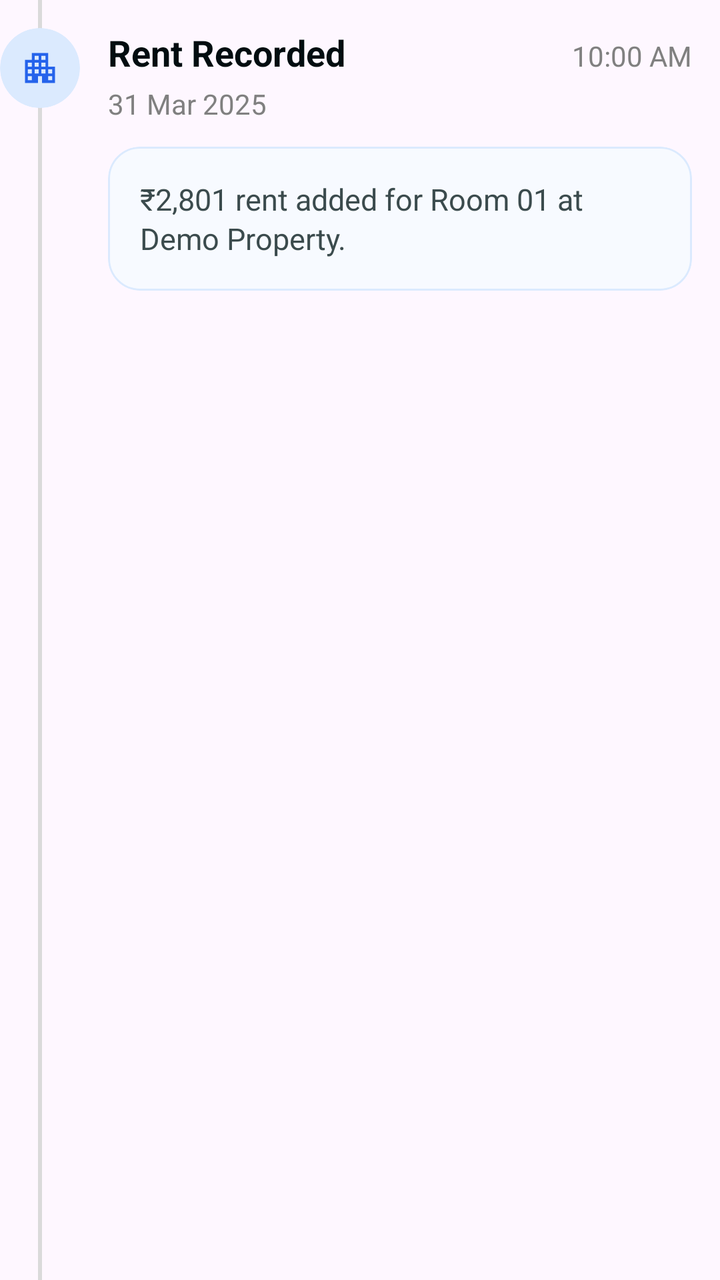
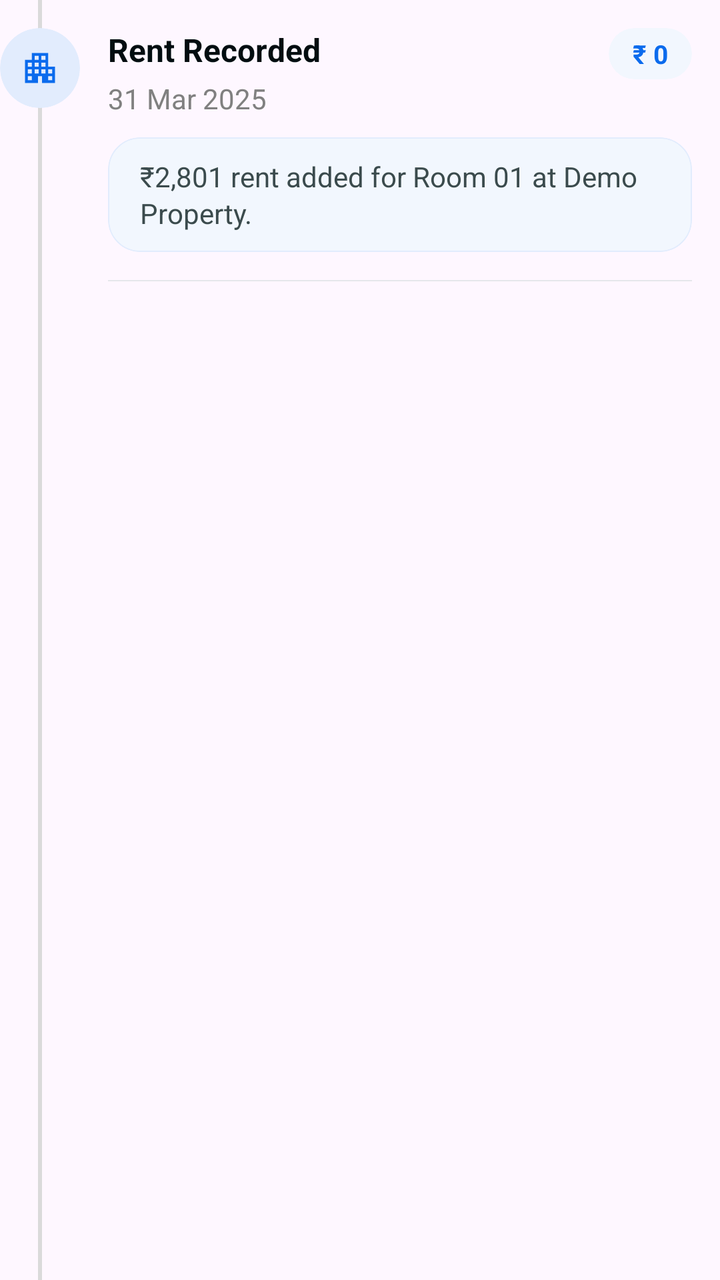

Compare the two renders of this Android layout. The source of the first and the diff that turns it into the second are given below.
<!-- AndroidManifest.xml: application theme Theme.RentBookRentPropertyManager -->
<!-- res/layout/single_activity_log_layout.xml -->
<?xml version="1.0" encoding="utf-8"?>
<LinearLayout
    xmlns:android="http://schemas.android.com/apk/res/android"
    xmlns:app="http://schemas.android.com/apk/res-auto"
    android:layout_width="match_parent"
    android:layout_height="wrap_content"
    android:baselineAligned="false"
    android:orientation="horizontal">

    
    <FrameLayout
        android:layout_width="wrap_content"
        android:layout_height="match_parent">

        
        <View
            android:layout_width="2dp"
            android:layout_height="match_parent"
            android:layout_gravity="center"
            android:background="#DADADA"/>

        
        <com.google.android.material.card.MaterialCardView
            android:id="@+id/mcvEntityIconBG"
            android:layout_width="40dp"
            android:layout_height="40dp"
            android:layout_gravity="top|center_horizontal"
            android:layout_marginTop="14dp"
            app:cardCornerRadius="22dp"
            app:cardElevation="0dp"
            app:strokeWidth="0dp"
            app:cardBackgroundColor="@color/entity_rent_bg_border">

            <ImageView
                android:id="@+id/imgEntityIcon"
                android:layout_width="match_parent"
                android:layout_height="match_parent"
                android:contentDescription="@string/text_image_desc"
                android:padding="10dp"
                android:src="@drawable/ic_properties"
                app:tint="@color/entity_rent_icon"
                android:scaleType="centerInside"/>
        </com.google.android.material.card.MaterialCardView>

    </FrameLayout>


    
    <LinearLayout
        android:layout_width="0dp"
        android:layout_height="wrap_content"
        android:layout_weight="1"
        android:orientation="vertical"
        android:layout_margin="14dp">

        
        <LinearLayout
            android:layout_width="match_parent"
            android:layout_height="wrap_content"
            android:orientation="horizontal">

            <TextView
                android:id="@+id/tvActivityLogTitle"
                android:layout_width="0dp"
                android:layout_height="wrap_content"
                android:layout_weight="1"
                android:text="@string/text_activity_log_title"
                android:textStyle="bold"
                android:textSize="18sp"
                android:textColor="@color/text_heading"/>

            <TextView
                android:id="@+id/tvActivityLogTime"
                android:layout_width="wrap_content"
                android:layout_height="wrap_content"
                android:text="@string/text_value_time"
                android:textSize="14sp"
                android:textColor="@color/text_subheading"/>
        </LinearLayout>

        
        <TextView
            android:id="@+id/tvActivityLogDate"
            android:layout_width="wrap_content"
            android:layout_height="wrap_content"
            android:text="@string/text_value_date"
            android:textSize="14sp"
            android:textColor="@color/text_subheading"
            android:layout_marginTop="4dp"/>

        
        <com.google.android.material.card.MaterialCardView
            android:id="@+id/mcvEntityDesc"
            android:layout_width="match_parent"
            android:layout_height="wrap_content"
            android:layout_marginTop="12dp"
            app:cardCornerRadius="16dp"
            app:cardElevation="0dp"
            app:strokeWidth="1dp"
            app:strokeColor="@color/entity_rent_bg_border"
            app:cardBackgroundColor="@color/entity_rent_bg">

            <TextView
                android:id="@+id/tvActivityLogDesc"
                android:layout_width="match_parent"
                android:layout_height="wrap_content"
                android:padding="16dp"
                android:text="@string/text_activity_log_desc"
                android:textSize="15sp"
                android:textColor="@color/text_muted"
                android:lineSpacingExtra="2dp"/>

        </com.google.android.material.card.MaterialCardView>

    </LinearLayout>

</LinearLayout>
<!-- resources referenced by this layout -->
<resources>
  <color name="entity_rent_bg">#f7faff</color>
  <color name="entity_rent_bg_border">#dbeafe</color>
  <color name="entity_rent_icon">#2563eb</color>
  <color name="text_heading">#020d10</color>
  <color name="text_muted">#3b4b4d</color>
  <color name="text_subheading">#808080</color>
  <!-- drawable ic_properties (drawable) -->
  <vector xmlns:android="http://schemas.android.com/apk/res/android"
      android:width="40dp"
      android:height="40dp"
      android:viewportWidth="960"
      android:viewportHeight="960">
    <path
        android:pathData="M120,840v-556.67h163.33L283.33,120h393.34v326.67L840,446.67L840,840L528.67,840v-163.33h-97.34L431.33,840L120,840ZM186.67,773.33h96.66v-96.66h-96.66v96.66ZM186.67,610h96.66v-96.67h-96.66L186.67,610ZM186.67,446.67h96.66L283.33,350h-96.66v96.67ZM350,610h96.67v-96.67L350,513.33L350,610ZM350,446.67h96.67L446.67,350L350,350v96.67ZM350,283.33h96.67v-96.66L350,186.67v96.66ZM513.33,610L610,610v-96.67h-96.67L513.33,610ZM513.33,446.67L610,446.67L610,350h-96.67v96.67ZM513.33,283.33L610,283.33v-96.66h-96.67v96.66ZM676.67,773.33h96.66v-96.66h-96.66v96.66ZM676.67,610h96.66v-96.67h-96.66L676.67,610Z"
        android:fillColor="#000000"/>
  </vector>
  <string name="text_activity_log_desc">₹2,801 rent added for Room 01 at Demo Property.</string>
  <string name="text_activity_log_title">Rent Recorded</string>
  <string name="text_image_desc">TODO</string>
  <string name="text_value_date">31 Mar 2025</string>
  <string name="text_value_time">10:00 AM</string>
  <style name="Theme.RentBookRentPropertyManager" parent="Theme.Material3.DayNight.NoActionBar">
          
          
          <item name="colorSecondaryContainer">#C4E4E2</item>
  
      </style>
</resources>

<!-- the commit's change to res/layout/single_activity_log_layout.xml (unified diff, before → after) -->
@@ -17,7 +17,7 @@
             android:layout_width="2dp"
             android:layout_height="match_parent"
             android:layout_gravity="center"
-            android:background="#DADADA"/>
+            android:background="@color/log_activity_timeline"/>
 
         
         <com.google.android.material.card.MaterialCardView
@@ -51,7 +51,8 @@
         android:layout_height="wrap_content"
         android:layout_weight="1"
         android:orientation="vertical"
-        android:layout_margin="14dp">
+        android:layout_marginHorizontal="14dp"
+        android:layout_marginTop="14dp">
 
         
         <LinearLayout
@@ -59,44 +60,66 @@
             android:layout_height="wrap_content"
             android:orientation="horizontal">
 
-            <TextView
-                android:id="@+id/tvActivityLogTitle"
+            <LinearLayout
                 android:layout_width="0dp"
                 android:layout_height="wrap_content"
-                android:layout_weight="1"
-                android:text="@string/text_activity_log_title"
-                android:textStyle="bold"
-                android:textSize="18sp"
-                android:textColor="@color/text_heading"/>
+                android:orientation="vertical"
+                android:layout_weight="1">
 
-            <TextView
-                android:id="@+id/tvActivityLogTime"
+                <TextView
+                    android:id="@+id/tvActivityLogTitle"
+                    android:layout_width="wrap_content"
+                    android:layout_height="wrap_content"
+                    android:text="@string/text_activity_log_title"
+                    android:textStyle="bold"
+                    android:textSize="16sp"
+                    android:textColor="@color/text_heading"/>
+
+                
+                <TextView
+                    android:id="@+id/tvActivityLogDateTime"
+                    android:layout_width="wrap_content"
+                    android:layout_height="wrap_content"
+                    android:text="@string/text_value_date"
+                    android:textSize="14sp"
+                    android:textColor="@color/text_subheading"
+                    android:layout_marginTop="4dp"/>
+
+            </LinearLayout>
+
+
+            
+            <com.google.android.material.card.MaterialCardView
+                android:id="@+id/mcvLogPrimaryValueBG"
                 android:layout_width="wrap_content"
                 android:layout_height="wrap_content"
-                android:text="@string/text_value_time"
-                android:textSize="14sp"
-                android:textColor="@color/text_subheading"/>
+                app:cardCornerRadius="20dp"
+                app:cardElevation="0dp"
+                app:cardBackgroundColor="@color/entity_rent_bg"
+                app:strokeWidth="0dp">
+
+                <TextView
+                    android:id="@+id/tvLogPrimaryValue"
+                    android:layout_width="wrap_content"
+                    android:layout_height="wrap_content"
+                    android:text="@string/text_value_amount"
+                    android:textSize="13sp"
+                    android:textColor="@color/entity_rent_icon"
+                    android:textStyle="bold"
+                    android:paddingHorizontal="12dp"
+                    android:paddingVertical="4dp"/>
+            </com.google.android.material.card.MaterialCardView>
         </LinearLayout>
-
-        
-        <TextView
-            android:id="@+id/tvActivityLogDate"
-            android:layout_width="wrap_content"
-            android:layout_height="wrap_content"
-            android:text="@string/text_value_date"
-            android:textSize="14sp"
-            android:textColor="@color/text_subheading"
-            android:layout_marginTop="4dp"/>
 
         
         <com.google.android.material.card.MaterialCardView
             android:id="@+id/mcvEntityDesc"
             android:layout_width="match_parent"
             android:layout_height="wrap_content"
-            android:layout_marginTop="12dp"
+            android:layout_marginTop="10dp"
             app:cardCornerRadius="16dp"
             app:cardElevation="0dp"
-            app:strokeWidth="1dp"
+            app:strokeWidth="0.6dp"
             app:strokeColor="@color/entity_rent_bg_border"
             app:cardBackgroundColor="@color/entity_rent_bg">
 
@@ -104,14 +127,21 @@
                 android:id="@+id/tvActivityLogDesc"
                 android:layout_width="match_parent"
                 android:layout_height="wrap_content"
-                android:padding="16dp"
+                android:paddingHorizontal="16dp"
+                android:paddingVertical="10dp"
                 android:text="@string/text_activity_log_desc"
-                android:textSize="15sp"
+                android:textSize="14sp"
                 android:textColor="@color/text_muted"
                 android:lineSpacingExtra="2dp"/>
 
         </com.google.android.material.card.MaterialCardView>
 
+        <View
+            android:layout_width="match_parent"
+            android:layout_height="0.7dp"
+            android:background="@color/light_separator"
+            android:layout_marginTop="14dp"/>
+
     </LinearLayout>
 
 </LinearLayout>
<!-- resource entries referenced after the edit -->
@@ -1,8 +1,10 @@
 <!-- resources referenced by this layout -->
 <resources>
-  <color name="entity_rent_bg">#f7faff</color>
-  <color name="entity_rent_bg_border">#dbeafe</color>
-  <color name="entity_rent_icon">#2563eb</color>
+  <color name="entity_rent_bg">#f2f7fe</color>
+  <color name="entity_rent_bg_border">#e2ecfd</color>
+  <color name="entity_rent_icon">#0b6bed</color>
+  <color name="light_separator">#E5E7EB</color>
+  <color name="log_activity_timeline">#DADADA</color>
   <color name="text_heading">#020d10</color>
   <color name="text_muted">#3b4b4d</color>
   <color name="text_subheading">#808080</color>
@@ -19,8 +21,8 @@
   <string name="text_activity_log_desc">₹2,801 rent added for Room 01 at Demo Property.</string>
   <string name="text_activity_log_title">Rent Recorded</string>
   <string name="text_image_desc">TODO</string>
+  <string name="text_value_amount">₹ 0</string>
   <string name="text_value_date">31 Mar 2025</string>
-  <string name="text_value_time">10:00 AM</string>
   <style name="Theme.RentBookRentPropertyManager" parent="Theme.Material3.DayNight.NoActionBar">
           
           
